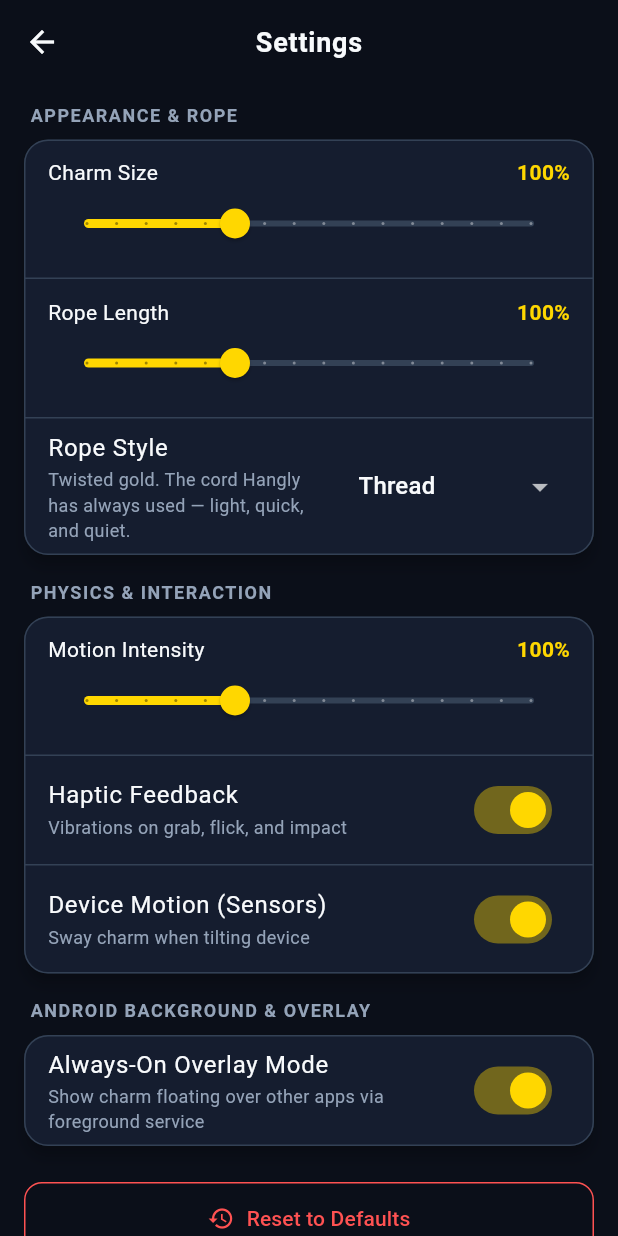
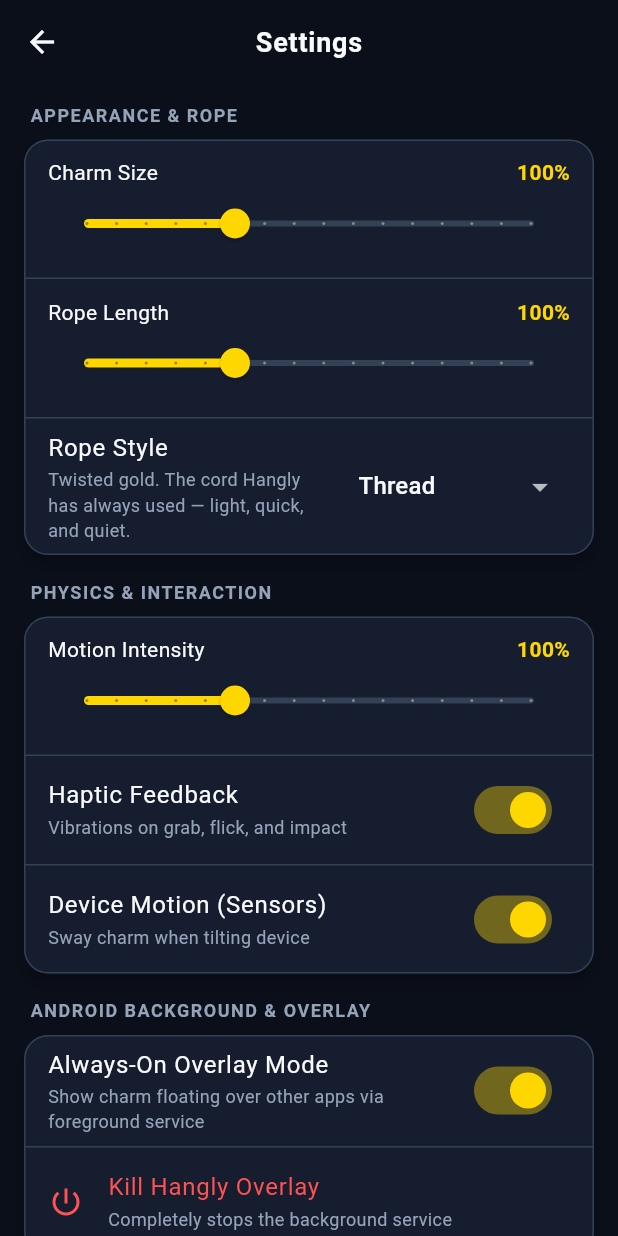
Before and after one commit to Srishanth-023/Charm-Hangly, a Flutter app: the SettingsPage screen opened directly with empty values, on a phone screen of 412 x 824 dp. Run offline on Flutter 3.47's test engine with Material 3 defaults, Android fonts, the phone set to English and light mode, and no system bars; our stand-ins replace flutter_svg, sensors_plus, shared_preferences; accounts and stored records are empty; project files that could hold a hidden picture were left out.

Commit message:
feat: implement native Android system overlay service with platform channel and background service manager

```diff
--- a/src/mobile/lib/features/hangly_scene/presentation/hangly_scene_page.dart
+++ b/src/mobile/lib/features/hangly_scene/presentation/hangly_scene_page.dart
@@ -13,6 +13,7 @@
 import '../../../core/persistence/settings_storage.dart';
 import '../../../core/platform/hangly_channel.dart';
 import '../../../core/utils/charm_rasterizer.dart';
+import '../../../services/background_service/background_service_manager.dart';
 import '../../../services/haptics/haptics_service.dart';
 import '../../../services/sensors/motion_sensor_service.dart';
 import '../physics/rope_simulation.dart';
@@ -154,7 +155,7 @@
     // AppLifecycleState.hidden fires on Android 14 just before paused.
     // Triggering the overlay on those states causes the two-charms bug.
     if (state == AppLifecycleState.paused) {
-      if (_settings.backgroundOverlayEnabled && !_isOverlayActive) {
+      if (_settings.backgroundOverlayEnabled && !_isOverlayActive && !BackgroundServiceManager.isExiting) {
         _isOverlayActive = true;
         _launchBackgroundOverlay();
       }
--- a/src/mobile/lib/features/settings/presentation/settings_page.dart
+++ b/src/mobile/lib/features/settings/presentation/settings_page.dart
@@ -1,4 +1,5 @@
 import 'package:flutter/material.dart';
+import 'package:flutter/services.dart';
 
 import '../../../app/theme.dart';
 import '../../../core/models/rope_style.dart';
@@ -237,6 +238,24 @@
               value: _settings.backgroundOverlayEnabled,
               onChanged: _handleOverlayToggle,
             ),
+            const Divider(color: HanglyTheme.border, height: 1),
+            ListTile(
+              leading: const Icon(Icons.power_settings_new, color: Colors.redAccent),
+              title: const Text('Kill Hangly Overlay', style: TextStyle(color: Colors.redAccent)),
+              subtitle: const Text('Completely stops the background service', style: TextStyle(color: HanglyTheme.textSecondary, fontSize: 12)),
+              onTap: () async {
+                await _backgroundManager.killOverlay();
+                _save(_settings.copyWith(backgroundOverlayEnabled: false));
+                if (mounted) {
+                  ScaffoldMessenger.of(context).showSnackBar(
+                    const SnackBar(
+                      content: Text('Hangly overlay background service killed.', style: TextStyle(color: HanglyTheme.textPrimary)),
+                      backgroundColor: HanglyTheme.surfaceElevated,
+                    ),
+                  );
+                }
+              },
+            ),
           ]),
 
           const SizedBox(height: 24),
@@ -250,6 +269,23 @@
             icon: const Icon(Icons.restore),
             label: const Text('Reset to Defaults'),
             onPressed: _resetDefaults,
+          ),
+
+          const SizedBox(height: 12),
+          ElevatedButton.icon(
+            style: ElevatedButton.styleFrom(
+              backgroundColor: Colors.redAccent,
+              foregroundColor: Colors.white,
+              padding: const EdgeInsets.symmetric(vertical: 14),
+              shape: RoundedRectangleBorder(borderRadius: BorderRadius.circular(12)),
+            ),
+            icon: const Icon(Icons.exit_to_app),
+            label: const Text('Close Application Entirely', style: TextStyle(fontWeight: FontWeight.bold)),
+            onPressed: () async {
+              BackgroundServiceManager.isExiting = true;
+              await _backgroundManager.killOverlay();
+              SystemNavigator.pop();
+            },
           ),
 
           const SizedBox(height: 32),
--- a/src/mobile/lib/services/background_service/background_service_manager.dart
+++ b/src/mobile/lib/services/background_service/background_service_manager.dart
@@ -2,6 +2,8 @@
 import '../../core/platform/hangly_channel.dart';
 
 class BackgroundServiceManager {
+  static bool isExiting = false;
+
   final HanglyChannel _channel;
 
   BackgroundServiceManager({HanglyChannel? channel})
@@ -38,6 +40,10 @@
     return _channel.stopOverlayService();
   }
 
+  Future<bool> killOverlay() async {
+    return _channel.killOverlayService();
+  }
+
   Future<bool> isRunning() async {
     return _channel.isOverlayRunning();
   }
```
Also changed, not shown: src/mobile/lib/core/platform/hangly_channel.dart (+10 -0 lines), 1 other file.
